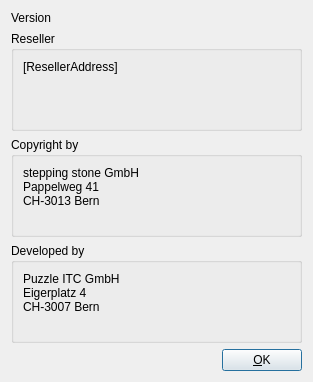
Before: the Qt Designer form src/gui/about_dialog.ui in stepping-stone/sepiola, drawn with Qt 5.
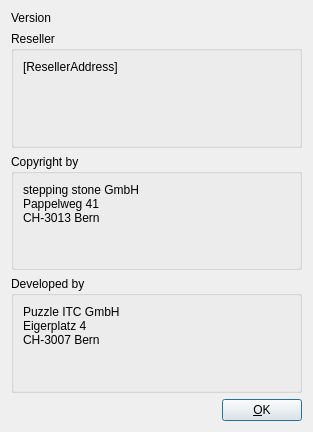
After: the same form once the commit is applied. Icons and pictures are not drawn.

Commit message: faulty properties in UIs corrected

```diff
--- a/src/gui/about_dialog.ui
+++ b/src/gui/about_dialog.ui
@@ -9,7 +9,7 @@
     <x>0</x>
     <y>0</y>
     <width>313</width>
-    <height>382</height>
+    <height>432</height>
    </rect>
   </property>
   <property name="sizePolicy" >
```
Left out of the diff: 6 changed lines with no effect on the pictures. The commit also changes 3 other files.
